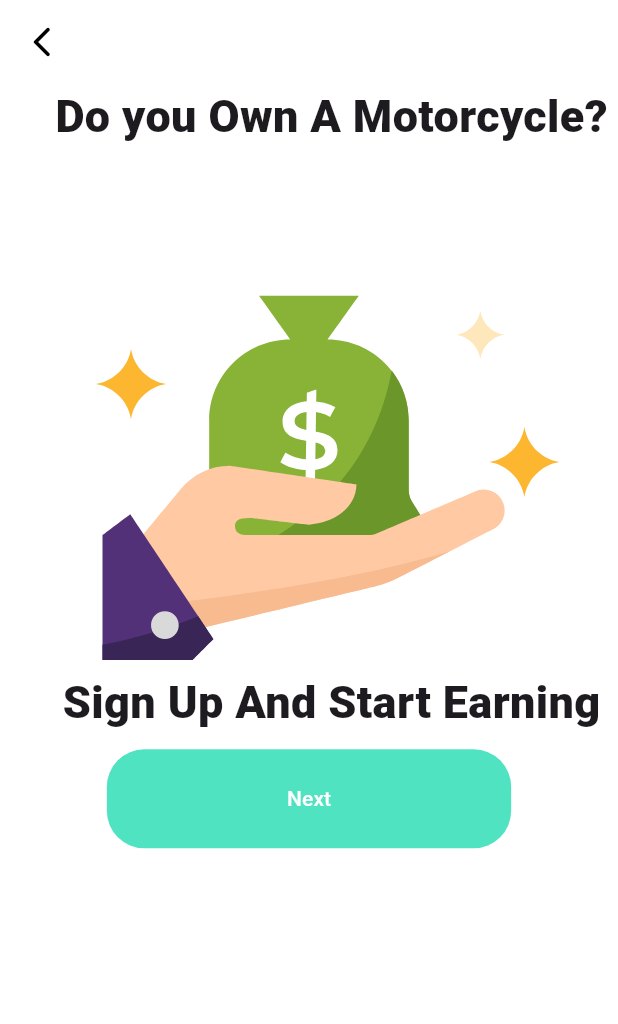
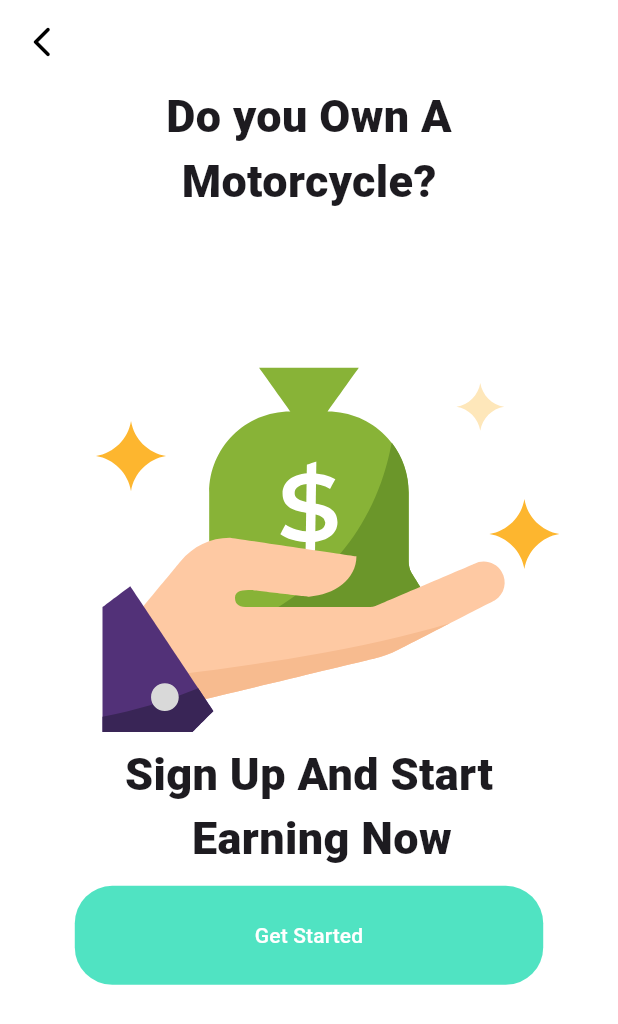
Before and after one commit to ameenakabir22/swiift-hq, a Flutter app: the Onboarding3 screen opened directly, on a phone screen of 412 x 824 dp. Shown: the top 1024 px of the screen. Run offline on Flutter 3.47's test engine with Material 3 defaults, Android fonts, the phone set to English and light mode, and no system bars; our stand-ins replace lottie.

Commit message:
i centered the texts using padding

```diff
--- a/lib/pages/onboarding3.dart
+++ b/lib/pages/onboarding3.dart
@@ -30,19 +30,27 @@ class _Onboarding3State extends State<Onboarding3> {
       ),
       body: Center(
         child: Column(children: [
-          Padding(
-            padding: const EdgeInsets.only(left: 30.0),
+          Center(
             child: Text(
-              'Do you Own A Motorcycle?',
+              'Do you Own A',
               style: TextStyle(fontSize: 30, fontWeight: FontWeight.w800),
             ),
           ),
-          SizedBox(height: 10),
+          Text('Motorcycle?',
+              style: TextStyle(
+                fontSize: 30,
+                fontWeight: FontWeight.w800,
+              )),
+          SizedBox(height: 15),
           Lottie.asset('assets/money.json'),
+          Text(
+            'Sign Up And Start',
+            style: TextStyle(fontSize: 30, fontWeight: FontWeight.w800),
+          ),
           Padding(
-            padding: const EdgeInsets.only(left: 30.0),
+            padding: const EdgeInsets.only(left: 17.0),
             child: Text(
-              'Sign Up And Start Earning',
+              'Earning Now',
               style: TextStyle(fontSize: 30, fontWeight: FontWeight.w800),
             ),
           ),
@@ -55,7 +63,7 @@ class _Onboarding3State extends State<Onboarding3> {
                 MaterialPageRoute(builder: (context) => SignUp()),
               );
             },
-            child: Text('Next'),
+            child: Text('Get Started'),
             style: ElevatedButton.styleFrom(
               primary: Color(0xFF50E3C2), // Background color
               onPrimary: Colors.white, // Text color
```
